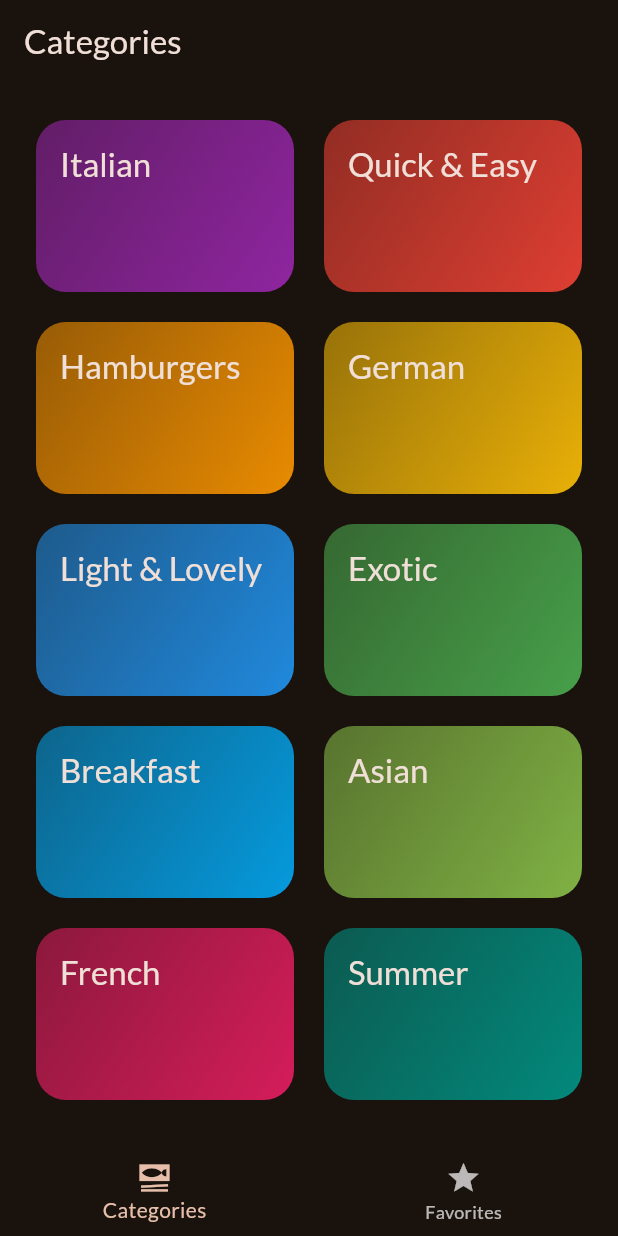
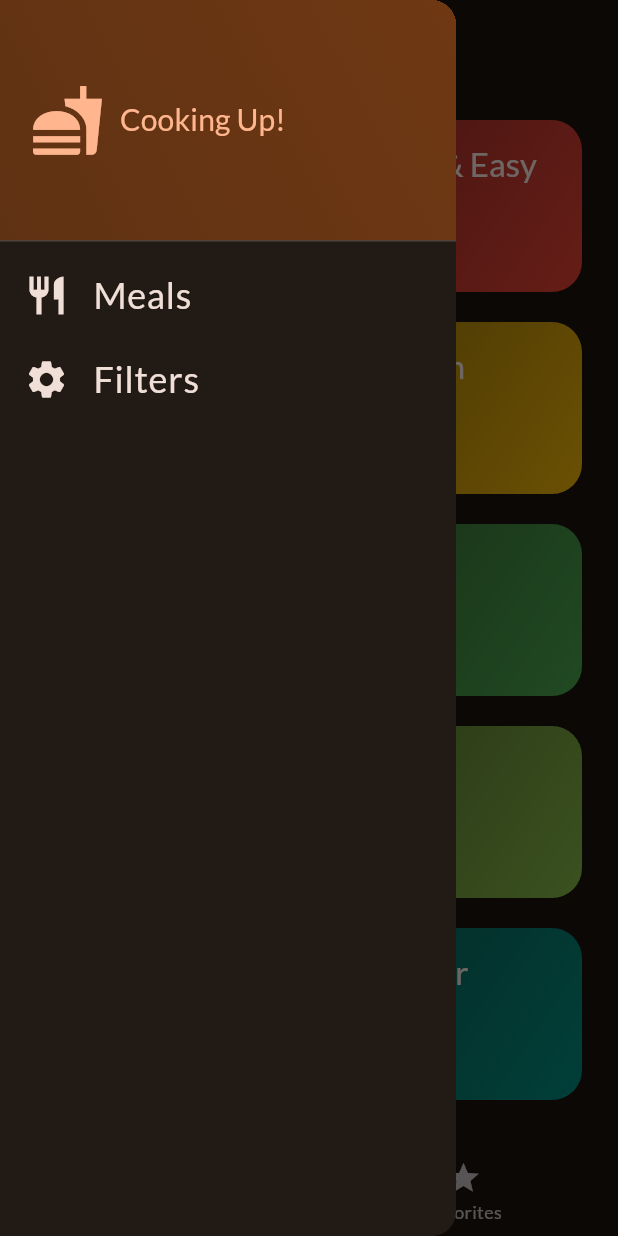
Before and after one commit to ryan541/Meals_App, a Flutter app: the screen it shows after launch, with the side drawer open (before the commit the screen has no drawer), on a phone screen of 412 x 824 dp. Run offline on Flutter 3.47's test engine with Material 2 defaults, Android fonts, the phone set to English and light mode, and no system bars; our stand-ins replace google_fonts, transparent_image.

Commit message:
Drawer Implementation

```diff
--- a/lib/screens/tabs.dart
+++ b/lib/screens/tabs.dart
@@ -2,6 +2,7 @@
 import 'package:navigator_setup/screens/meals.dart';
 
 import '../models/meals.dart';
+import '../widgets/main_drawer.dart';
 import 'categories.dart';
 
 class TabsScreen extends StatefulWidget {
@@ -65,6 +66,7 @@
       appBar: AppBar(
         title: Text(activeTitle),
       ),
+      drawer: const MainDrawer(),
       body: activeScreen,
       bottomNavigationBar: BottomNavigationBar(
         currentIndex: _selectedPage,
--- /dev/null
+++ b/lib/widgets/main_drawer.dart
@@ -0,0 +1,78 @@
+import 'package:flutter/material.dart';
+
+class MainDrawer extends StatelessWidget {
+  const MainDrawer({super.key});
+
+  @override
+  Widget build(BuildContext context) {
+    return Drawer(
+      child: Column(
+        children: [
+          DrawerHeader(
+            padding: const EdgeInsets.all(20),
+            decoration: BoxDecoration(
+              gradient: LinearGradient(
+                colors: [
+                  Theme.of(context).colorScheme.primaryContainer,
+                  Theme.of(context)
+                      .colorScheme
+                      .primaryContainer
+                      .withOpacity(0.8)
+                ],
+                begin: Alignment.topRight,
+                end: Alignment.bottomLeft,
+              ),
+            ),
+            child: Row(
+              children: [
+                Icon(
+                  Icons.fastfood,
+                  size: 50,
+                  color: Theme.of(context).colorScheme.primary,
+                ),
+                const SizedBox(
+                  width: 10,
+                ),
+                Text(
+                  'Cooking Up! ',
+                  style: Theme.of(context).textTheme.titleSmall!.copyWith(
+                        color: Theme.of(context).colorScheme.primary,
+                        fontSize: 20,
+                      ),
+                ),
+              ],
+            ),
+          ),
+          ListTile(
+            leading: Icon(
+              Icons.restaurant,
+              size: 30,
+              color: Theme.of(context).colorScheme.onBackground,
+            ),
+            onTap: () {},
+            title: Text(
+              'Meals',
+              style: Theme.of(context).textTheme.bodyLarge!.copyWith(
+                  color: Theme.of(context).colorScheme.onBackground,
+                  fontSize: 24),
+            ),
+          ),
+          ListTile(
+            leading: Icon(
+              Icons.settings,
+              size: 30,
+              color: Theme.of(context).colorScheme.onBackground,
+            ),
+            onTap: () {},
+            title: Text(
+              'Filters',
+              style: Theme.of(context).textTheme.bodyLarge!.copyWith(
+                  color: Theme.of(context).colorScheme.onBackground,
+                  fontSize: 24),
+            ),
+          )
+        ],
+      ),
+    );
+  }
+}
```
